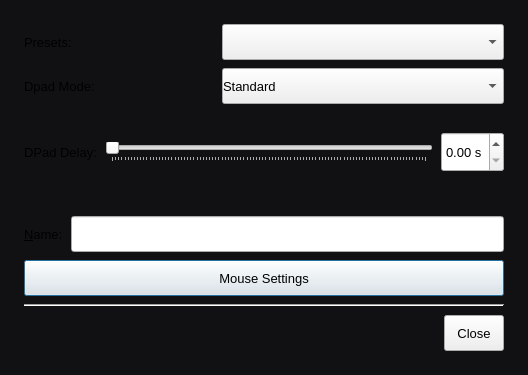
Qt form src/gui/dpadeditdialog.ui (davaughnl/Pad) before a commit.
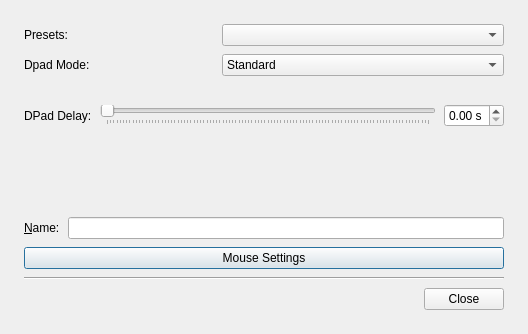
The same form after that commit. Icons and pictures are not drawn.

Commit message: dialogs: drop per-dialog stylesheets so the app palette and 24px controls apply everywhere

```diff
--- a/src/gui/dpadeditdialog.ui
+++ b/src/gui/dpadeditdialog.ui
@@ -16,21 +16,6 @@
   <property name="windowTitle">
    <string>Dialog</string>
   </property>
-  <property name="styleSheet">
-   <string notr="true">QWidget { font-family: "Geist"; font-size: 13px; font-weight: 400; }
-QDialog { background: #111113; }
-QPushButton, QToolButton { min-height: 24px; padding: 5px 12px; }
-QComboBox, QLineEdit, QSpinBox, QDoubleSpinBox { min-height: 24px; padding-top: 5px; padding-bottom: 5px; }
-QGroupBox { padding: 16px; margin-top: 16px; }
-QGroupBox::title { color: #b8b8bf; left: 16px; }
-QLabel:disabled, QCheckBox:disabled { color: #67676f; }
-JoyControlStickButtonPushButton[isflashing="true"] { background: #e8e8eb; color: #111113; border-color: #ffffff; }
-QDialogButtonBox { border: none; padding-top: 8px; }
-QFrame[frameShape="4"], QFrame[frameShape="5"] { color: #29292d; background: #29292d; max-height: 1px; border: none; }
-QGroupBox::indicator { width: 16px; height: 16px; border: 1px solid #505058; border-radius: 4px; background: #19191c; }
-QGroupBox::indicator:checked { background: #eeeeef; image: url(:/pad/icons/check-dark.svg); }
- </string>
-  </property>
   <layout class="QVBoxLayout" name="verticalLayout_2">
    <property name="spacing"><number>8</number></property>
    <property name="leftMargin"><number>24</number></property>
```
The commit also changes 7 other files.
